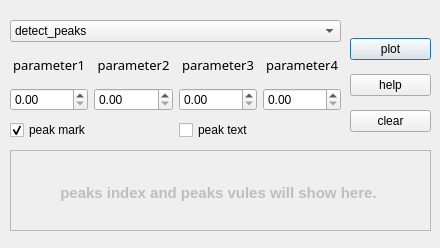
First picture: the form in utils/findpeaks/findpeaksdialog.ui, repository mrvx666/Rock-spectrum-assistant, before the edit.
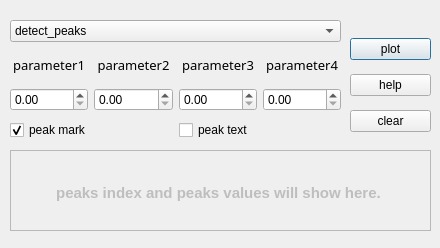
Second picture: the form after the edit. Icons and pictures are not drawn.

Diff of the .ui file:
```diff
--- a/utils/findpeaks/findpeaksdialog.ui
+++ b/utils/findpeaks/findpeaksdialog.ui
@@ -225,7 +225,7 @@
 &lt;/style&gt;&lt;/head&gt;&lt;body style=&quot; font-family:'SimSun'; font-size:9pt; font-weight:400; font-style:normal;&quot;&gt;
 &lt;p align=&quot;center&quot; style=&quot;-qt-paragraph-type:empty; margin-top:0px; margin-bottom:0px; margin-left:0px; margin-right:0px; -qt-block-indent:0; text-indent:0px;&quot;&gt;&lt;br /&gt;&lt;/p&gt;
 &lt;p align=&quot;center&quot; style=&quot;-qt-paragraph-type:empty; margin-top:0px; margin-bottom:0px; margin-left:0px; margin-right:0px; -qt-block-indent:0; text-indent:0px; font-size:10pt;&quot;&gt;&lt;br /&gt;&lt;/p&gt;
-&lt;p align=&quot;center&quot; style=&quot; margin-top:0px; margin-bottom:0px; margin-left:0px; margin-right:0px; -qt-block-indent:0; text-indent:0px;&quot;&gt;&lt;span style=&quot; font-size:11pt; font-weight:600;&quot;&gt;peaks index and peaks vules will show here. &lt;/span&gt;&lt;/p&gt;&lt;/body&gt;&lt;/html&gt;</string>
+&lt;p align=&quot;center&quot; style=&quot; margin-top:0px; margin-bottom:0px; margin-left:0px; margin-right:0px; -qt-block-indent:0; text-indent:0px;&quot;&gt;&lt;span style=&quot; font-size:11pt; font-weight:600;&quot;&gt;peaks index and peaks values will show here. &lt;/span&gt;&lt;/p&gt;&lt;/body&gt;&lt;/html&gt;</string>
    </property>
   </widget>
  </widget>
```
